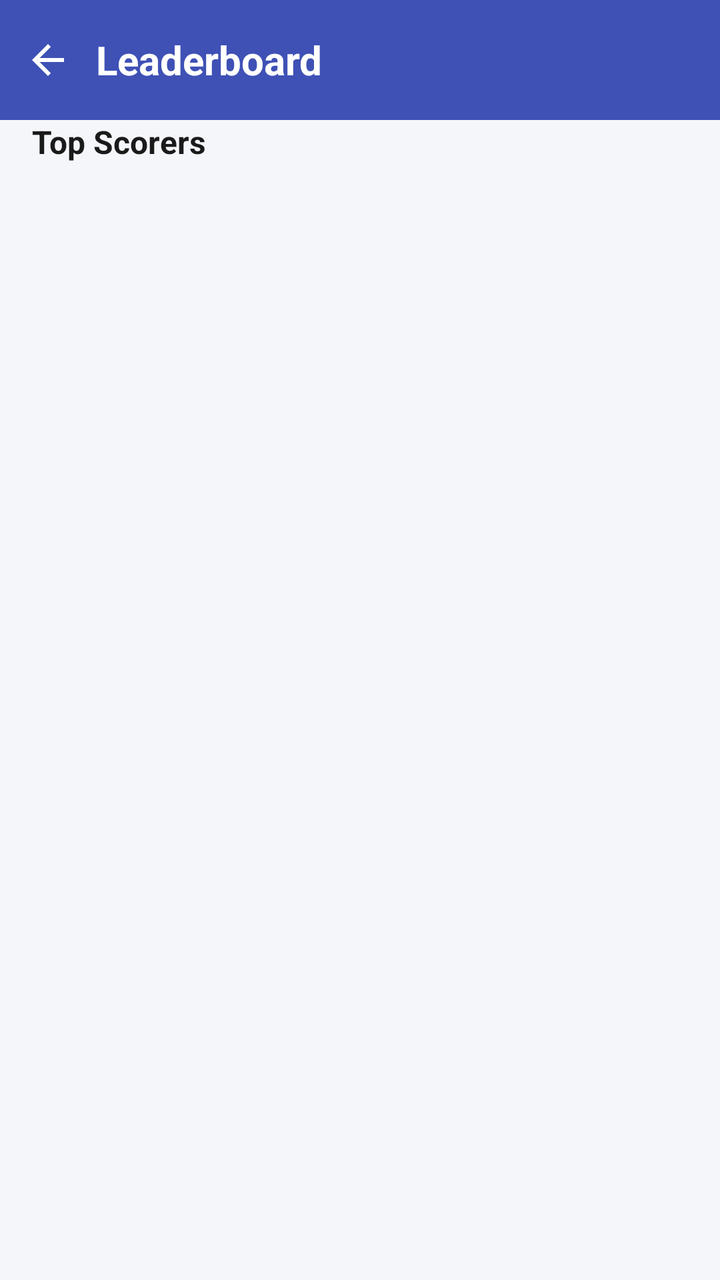
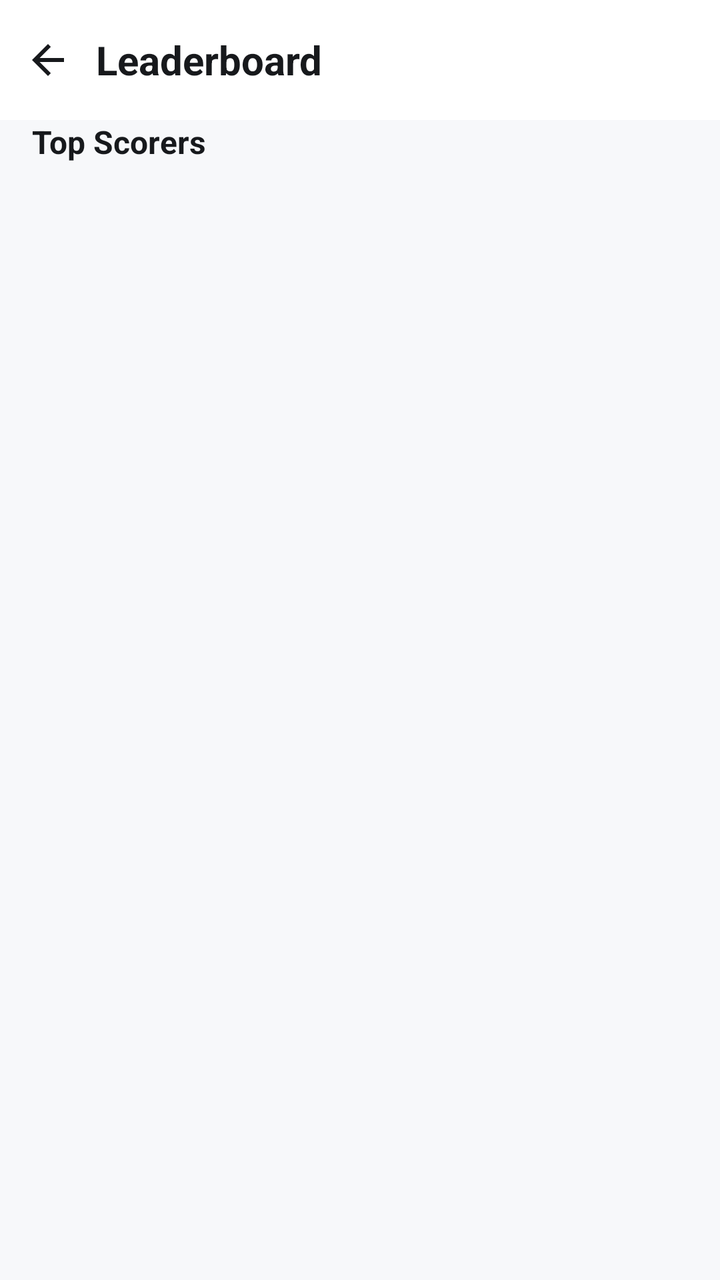

An Android layout rendered at two revisions. The XML below is the earlier revision; the diff shows what the commit changed to produce the second picture.
<!-- AndroidManifest.xml: application theme Theme.Eve -->
<!-- res/layout/activity_leaderboard.xml -->
<?xml version="1.0" encoding="utf-8"?>
<LinearLayout xmlns:android="http://schemas.android.com/apk/res/android"
    xmlns:app="http://schemas.android.com/apk/res-auto"
    android:layout_width="match_parent"
    android:layout_height="match_parent"
    android:orientation="vertical">

    <LinearLayout
        android:layout_width="match_parent"
        android:layout_height="wrap_content"
        android:background="@color/eve_primary"
        android:gravity="center_vertical"
        android:orientation="horizontal"
        android:paddingHorizontal="4dp"
        android:paddingVertical="10dp">

        <ImageButton
            android:id="@+id/btnBack"
            android:layout_width="40dp"
            android:layout_height="40dp"
            android:background="?attr/selectableItemBackgroundBorderless"
            android:contentDescription="Back"
            android:padding="8dp"
            android:src="@drawable/ic_back" />

        <TextView
            android:id="@+id/tvExamName"
            android:layout_width="0dp"
            android:layout_height="wrap_content"
            android:layout_weight="1"
            android:ellipsize="end"
            android:maxLines="1"
            android:paddingStart="4dp"
            android:text="Leaderboard"
            android:textColor="@android:color/white"
            android:textSize="20sp"
            android:textStyle="bold" />
    </LinearLayout>

    <com.google.android.material.card.MaterialCardView
        android:id="@+id/cardYourRank"
        android:layout_width="match_parent"
        android:layout_height="wrap_content"
        android:layout_margin="12dp"
        android:visibility="gone"
        app:cardBackgroundColor="@color/eve_primary"
        app:cardCornerRadius="14dp"
        app:cardElevation="2dp">

        <LinearLayout
            android:layout_width="match_parent"
            android:layout_height="wrap_content"
            android:gravity="center_vertical"
            android:orientation="horizontal"
            android:padding="16dp">

            <ImageView
                android:layout_width="30dp"
                android:layout_height="30dp"
                android:src="@drawable/ic_trophy" />

            <LinearLayout
                android:layout_width="0dp"
                android:layout_height="wrap_content"
                android:layout_marginStart="12dp"
                android:layout_weight="1"
                android:orientation="vertical">

                <TextView
                    android:id="@+id/tvYourRank"
                    android:layout_width="wrap_content"
                    android:layout_height="wrap_content"
                    android:textColor="@android:color/white"
                    android:textSize="18sp"
                    android:textStyle="bold" />

                <TextView
                    android:id="@+id/tvYourPercentile"
                    android:layout_width="wrap_content"
                    android:layout_height="wrap_content"
                    android:layout_marginTop="2dp"
                    android:textColor="#CFD8FF"
                    android:textSize="13sp" />
            </LinearLayout>

            <TextView
                android:id="@+id/tvYourScore"
                android:layout_width="wrap_content"
                android:layout_height="wrap_content"
                android:textColor="@android:color/white"
                android:textSize="16sp"
                android:textStyle="bold" />
        </LinearLayout>
    </com.google.android.material.card.MaterialCardView>

    <TextView
        android:layout_width="match_parent"
        android:layout_height="wrap_content"
        android:paddingHorizontal="16dp"
        android:paddingBottom="4dp"
        android:text="Top Scorers"
        android:textColor="?attr/colorOnSurface"
        android:textSize="16sp"
        android:textStyle="bold" />

    <FrameLayout
        android:layout_width="match_parent"
        android:layout_height="0dp"
        android:layout_weight="1">

        <androidx.recyclerview.widget.RecyclerView
            android:id="@+id/rvLeaderboard"
            android:layout_width="match_parent"
            android:layout_height="match_parent"
            android:clipToPadding="false"
            android:paddingHorizontal="8dp"
            android:paddingTop="4dp"
            android:paddingBottom="16dp" />

        <LinearLayout
            android:id="@+id/progressGroup"
            android:layout_width="wrap_content"
            android:layout_height="wrap_content"
            android:layout_gravity="center"
            android:gravity="center"
            android:orientation="vertical"
            android:visibility="gone">

            <ProgressBar
                android:layout_width="wrap_content"
                android:layout_height="wrap_content" />

            <TextView
                android:layout_width="wrap_content"
                android:layout_height="wrap_content"
                android:layout_marginTop="12dp"
                android:text="Leaderboard load ho rahi hai…"
                android:textColor="@color/eve_grey"
                android:textSize="13sp" />
        </LinearLayout>

        <LinearLayout
            android:id="@+id/messageGroup"
            android:layout_width="wrap_content"
            android:layout_height="wrap_content"
            android:layout_gravity="center"
            android:gravity="center"
            android:orientation="vertical"
            android:padding="24dp"
            android:visibility="gone">

            <ImageView
                android:id="@+id/ivMessageIcon"
                android:layout_width="64dp"
                android:layout_height="64dp"
                android:src="@drawable/ic_state_empty" />

            <TextView
                android:id="@+id/tvMessage"
                android:layout_width="wrap_content"
                android:layout_height="wrap_content"
                android:layout_marginTop="16dp"
                android:gravity="center"
                android:textColor="?attr/colorOnSurface"
                android:textSize="16sp"
                android:textStyle="bold" />

            <TextView
                android:id="@+id/tvMessageSub"
                android:layout_width="260dp"
                android:layout_height="wrap_content"
                android:layout_marginTop="4dp"
                android:gravity="center"
                android:textColor="@color/eve_grey"
                android:textSize="13sp" />

            <com.google.android.material.button.MaterialButton
                android:id="@+id/btnRetry"
                style="@style/Widget.Material3.Button.OutlinedButton"
                android:layout_width="wrap_content"
                android:layout_height="wrap_content"
                android:layout_marginTop="16dp"
                android:text="Retry"
                android:visibility="gone" />
        </LinearLayout>
    </FrameLayout>
</LinearLayout>
<!-- resources referenced by this layout -->
<resources>
  <color name="eve_grey">#757575</color>
  <color name="eve_primary">#3F51B5</color>
  <!-- drawable ic_back (drawable) -->
  <vector xmlns:android="http://schemas.android.com/apk/res/android"
      android:width="24dp"
      android:height="24dp"
      android:viewportWidth="24"
      android:viewportHeight="24">
      <path
          android:pathData="M20,11 L7.83,11 L13.42,5.41 L12,4 L4,12 L12,20 L13.41,18.59 L7.83,13 L20,13 Z"
          android:fillColor="@android:color/white" />
  </vector>
  <!-- drawable ic_state_empty (drawable) -->
  <vector xmlns:android="http://schemas.android.com/apk/res/android"
      android:width="64dp"
      android:height="64dp"
      android:viewportWidth="64"
      android:viewportHeight="64">
      <path
          android:pathData="M12,14 h40 a4,4 0 0 1 4,4 v32 a4,4 0 0 1 -4,4 h-40 a4,4 0 0 1 -4,-4 v-32 a4,4 0 0 1 4,-4 z"
          android:strokeColor="#9AA0B4"
          android:strokeWidth="3"
          android:fillColor="#00000000" />
      <path
          android:pathData="M18,28 h28"
          android:strokeColor="#9AA0B4"
          android:strokeWidth="3" />
      <path
          android:pathData="M18,38 h20"
          android:strokeColor="#9AA0B4"
          android:strokeWidth="3" />
      <path
          android:pathData="M18,48 h12"
          android:strokeColor="#9AA0B4"
          android:strokeWidth="3" />
  </vector>
  <!-- drawable ic_trophy (drawable) -->
  <vector xmlns:android="http://schemas.android.com/apk/res/android"
      android:width="24dp"
      android:height="24dp"
      android:viewportWidth="24"
      android:viewportHeight="24">
      <path
          android:pathData="M6,4 L18,4 L15,11 L9,11 Z M11,11 L13,11 L13,16 L11,16 Z M8,16 L16,16 L16,18 L8,18 Z"
          android:fillColor="@color/eve_accent" />
  </vector>
  <style name="Theme.Eve" parent="Theme.Material3.Light.NoActionBar">
          <item name="colorPrimary">@color/eve_primary</item>
          <item name="colorOnPrimary">@android:color/white</item>
          <item name="colorSecondary">@color/eve_accent</item>
          <item name="colorSurface">@android:color/white</item>
          <item name="colorOnSurface">#1A1A1A</item>
          <item name="android:windowBackground">@color/eve_bg</item>
          <item name="android:statusBarColor">@color/eve_primary_dark</item>
      </style>
  <color name="eve_accent">#FF6D00</color>
  <color name="eve_bg">#F5F6FA</color>
  <color name="eve_primary_dark">#303F9F</color>
</resources>

<!-- the commit's change to res/layout/activity_leaderboard.xml (unified diff, before → after) -->
@@ -1,6 +1,7 @@
 <?xml version="1.0" encoding="utf-8"?>
 <LinearLayout xmlns:android="http://schemas.android.com/apk/res/android"
     xmlns:app="http://schemas.android.com/apk/res-auto"
+    style="@style/Eve.Screen"
     android:layout_width="match_parent"
     android:layout_height="match_parent"
     android:orientation="vertical">
@@ -8,7 +9,7 @@
     <LinearLayout
         android:layout_width="match_parent"
         android:layout_height="wrap_content"
-        android:background="@color/eve_primary"
+        android:background="@color/eve_surface"
         android:gravity="center_vertical"
         android:orientation="horizontal"
         android:paddingHorizontal="4dp"
@@ -21,7 +22,8 @@
             android:background="?attr/selectableItemBackgroundBorderless"
             android:contentDescription="Back"
             android:padding="8dp"
-            android:src="@drawable/ic_back" />
+            android:src="@drawable/ic_back"
+            android:tint="@color/eve_text" />
 
         <TextView
             android:id="@+id/tvExamName"
@@ -32,7 +34,7 @@
             android:maxLines="1"
             android:paddingStart="4dp"
             android:text="Leaderboard"
-            android:textColor="@android:color/white"
+            android:textColor="@color/eve_text"
             android:textSize="20sp"
             android:textStyle="bold" />
     </LinearLayout>
@@ -43,9 +45,8 @@
         android:layout_height="wrap_content"
         android:layout_margin="12dp"
         android:visibility="gone"
-        app:cardBackgroundColor="@color/eve_primary"
-        app:cardCornerRadius="14dp"
-        app:cardElevation="2dp">
+        style="@style/Widget.Eve.Card"
+        app:cardCornerRadius="18dp">
 
         <LinearLayout
             android:layout_width="match_parent"
@@ -57,7 +58,8 @@
             <ImageView
                 android:layout_width="30dp"
                 android:layout_height="30dp"
-                android:src="@drawable/ic_trophy" />
+                android:src="@drawable/ic_trophy"
+                android:tint="@color/eve_primary" />
 
             <LinearLayout
                 android:layout_width="0dp"
@@ -70,7 +72,7 @@
                     android:id="@+id/tvYourRank"
                     android:layout_width="wrap_content"
                     android:layout_height="wrap_content"
-                    android:textColor="@android:color/white"
+                    android:textColor="@color/eve_text"
                     android:textSize="18sp"
                     android:textStyle="bold" />
 
@@ -79,7 +81,7 @@
                     android:layout_width="wrap_content"
                     android:layout_height="wrap_content"
                     android:layout_marginTop="2dp"
-                    android:textColor="#CFD8FF"
+                    android:textColor="@color/eve_text_secondary"
                     android:textSize="13sp" />
             </LinearLayout>
 
@@ -87,7 +89,7 @@
                 android:id="@+id/tvYourScore"
                 android:layout_width="wrap_content"
                 android:layout_height="wrap_content"
-                android:textColor="@android:color/white"
+                android:textColor="@color/eve_text"
                 android:textSize="16sp"
                 android:textStyle="bold" />
         </LinearLayout>
@@ -110,10 +112,11 @@
 
         <androidx.recyclerview.widget.RecyclerView
             android:id="@+id/rvLeaderboard"
+            android:layoutAnimation="@anim/layout_enter"
             android:layout_width="match_parent"
             android:layout_height="match_parent"
             android:clipToPadding="false"
-            android:paddingHorizontal="8dp"
+            android:paddingHorizontal="12dp"
             android:paddingTop="4dp"
             android:paddingBottom="16dp" />
 
@@ -176,7 +179,7 @@
 
             <com.google.android.material.button.MaterialButton
                 android:id="@+id/btnRetry"
-                style="@style/Widget.Material3.Button.OutlinedButton"
+                style="@style/Widget.Eve.OutlinedButton"
                 android:layout_width="wrap_content"
                 android:layout_height="wrap_content"
                 android:layout_marginTop="16dp"
<!-- resource entries referenced after the edit -->
@@ -1,7 +1,10 @@
 <!-- resources referenced by this layout -->
 <resources>
-  <color name="eve_grey">#757575</color>
-  <color name="eve_primary">#3F51B5</color>
+  <color name="eve_grey">#6B7280</color>
+  <color name="eve_primary">#4F6EF7</color>
+  <color name="eve_surface">#FFFFFF</color>
+  <color name="eve_text">#17191C</color>
+  <color name="eve_text_secondary">#6B7280</color>
   <!-- drawable ic_back (drawable) -->
   <vector xmlns:android="http://schemas.android.com/apk/res/android"
       android:width="24dp"
@@ -46,17 +49,45 @@
           android:pathData="M6,4 L18,4 L15,11 L9,11 Z M11,11 L13,11 L13,16 L11,16 Z M8,16 L16,16 L16,18 L8,18 Z"
           android:fillColor="@color/eve_accent" />
   </vector>
+  <style name="Eve.Screen" parent="">
+          <item name="android:background">@color/eve_bg</item>
+      </style>
+  <style name="Widget.Eve.Card" parent="Widget.Material3.CardView.Elevated">
+          <item name="cardCornerRadius">18dp</item>
+          <item name="cardElevation">1dp</item>
+          <item name="strokeWidth">1dp</item>
+          <item name="strokeColor">@color/eve_stroke</item>
+          <item name="cardBackgroundColor">@color/eve_surface</item>
+      </style>
+  <style name="Widget.Eve.OutlinedButton" parent="Widget.Material3.Button.OutlinedButton">
+          <item name="android:minHeight">48dp</item>
+          <item name="android:textAllCaps">false</item>
+          <item name="cornerRadius">14dp</item>
+          <item name="strokeWidth">1dp</item>
+      </style>
   <style name="Theme.Eve" parent="Theme.Material3.Light.NoActionBar">
           <item name="colorPrimary">@color/eve_primary</item>
           <item name="colorOnPrimary">@android:color/white</item>
           <item name="colorSecondary">@color/eve_accent</item>
-          <item name="colorSurface">@android:color/white</item>
-          <item name="colorOnSurface">#1A1A1A</item>
+          <item name="colorSurface">@color/eve_surface</item>
+          <item name="colorOnSurface">@color/eve_text</item>
           <item name="android:windowBackground">@color/eve_bg</item>
-          <item name="android:statusBarColor">@color/eve_primary_dark</item>
+          <item name="android:statusBarColor">@color/eve_bg</item>
+          <item name="android:navigationBarColor">@color/eve_bg</item>
+          <item name="android:windowLightStatusBar">true</item>
+          <item name="android:windowLightNavigationBar">true</item>
+          <item name="materialCardViewStyle">@style/Widget.Eve.Card</item>
+          <item name="materialButtonStyle">@style/Widget.Eve.Button</item>
       </style>
-  <color name="eve_accent">#FF6D00</color>
-  <color name="eve_bg">#F5F6FA</color>
-  <color name="eve_primary_dark">#303F9F</color>
+  <color name="eve_accent">#4F6EF7</color>
+  <color name="eve_bg">#F7F8FA</color>
+  <color name="eve_stroke">#E3E6EB</color>
+  <style name="Widget.Eve.Button" parent="Widget.Material3.Button">
+          <item name="android:minHeight">48dp</item>
+          <item name="android:textAllCaps">false</item>
+          <item name="cornerRadius">14dp</item>
+          <item name="android:insetTop">2dp</item>
+          <item name="android:insetBottom">2dp</item>
+      </style>
 </resources>
 
